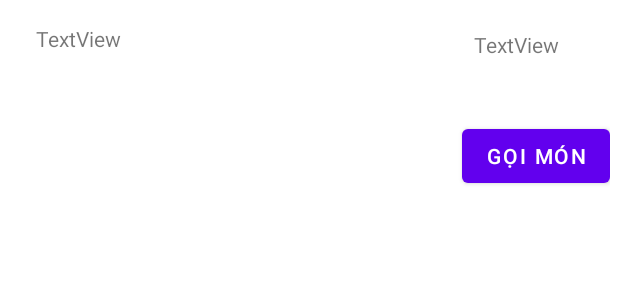
After one commit to VinhPham2412/SmartOrder, an Android app: the layout booked_history.xml on its own in the app's theme, with its tools: preview values and no code run, on a phone screen of 412 x 824 dp. The commit adds this screen. Shown: the top 300 px of the screen. Run offline under Robolectric (Android 15) with nearby library versions, the phone set to English and light mode, and no system bars.

Commit message:
add history booking 0.1

```diff
--- a/app/src/main/java/com/example/su21g3project/GetBuffetActivity.java
+++ b/app/src/main/java/com/example/su21g3project/GetBuffetActivity.java
@@ -39,18 +39,16 @@ public class GetBuffetActivity extends AppCompatActivity {
         buffetAdapter=new BuffetAdapter(this,list);
         recyclerView.setAdapter(buffetAdapter);
         recyclerView.setLayoutManager(new LinearLayoutManager(this));
-        btnConfirm.setOnClickListener(new View.OnClickListener() {
-            @Override
-            public void onClick(View v) {
+        btnConfirm.setOnClickListener(v -> {
             if (buffetAdapter.getSelected()!=null){
                 Buffet buffet=buffetAdapter.getSelected();
                 Intent intent =new Intent(GetBuffetActivity.this,OrdersFoodActivity.class);
                 intent.putExtra("buffet",buffet);
+                intent.putExtra("orderId",getIntent().getStringExtra("orderId"));
                 startActivity(intent);
             }
             else{
                 ShowToast("No buffet is choose!");
-                }
             }
         });
         foodList=new ArrayList<>();
--- a/app/src/main/java/model/OrderDetail.java
+++ b/app/src/main/java/model/OrderDetail.java
@@ -56,7 +56,7 @@ public class OrderDetail {
         return isSeen;
     }
 
-    public void setSeen(boolean seen) {
+    public void setISSeen(boolean seen) {
         isSeen = seen;
     }
 
--- a/app/src/main/java/model/ProcessOrder.java
+++ b/app/src/main/java/model/ProcessOrder.java
@@ -53,7 +53,7 @@ public class ProcessOrder {
         this.phone = phone;
     }
 
-    public boolean isVerify() {
+    public boolean getIsVerify() {
         return isVerify;
     }
 
--- /dev/null
+++ b/app/src/main/res/layout/booked_history.xml
@@ -0,0 +1,37 @@
+<?xml version="1.0" encoding="utf-8"?>
+<androidx.constraintlayout.widget.ConstraintLayout xmlns:android="http://schemas.android.com/apk/res/android"
+    xmlns:app="http://schemas.android.com/apk/res-auto"
+    xmlns:tools="http://schemas.android.com/tools"
+    android:layout_width="wrap_content"
+    android:layout_height="wrap_content">
+
+    <TextView
+        android:id="@+id/txtBookedHistory"
+        android:layout_width="wrap_content"
+        android:layout_height="wrap_content"
+        android:layout_marginStart="24dp"
+        android:layout_marginTop="16dp"
+        android:text="TextView"
+        app:layout_constraintStart_toStartOf="parent"
+        app:layout_constraintTop_toTopOf="parent" />
+
+    <Button
+        android:id="@+id/btnGetFood"
+        android:layout_width="wrap_content"
+        android:layout_height="wrap_content"
+        android:layout_marginStart="308dp"
+        android:layout_marginTop="80dp"
+        android:text="@string/goimon"
+        app:layout_constraintStart_toStartOf="parent"
+        app:layout_constraintTop_toTopOf="parent" />
+
+    <TextView
+        android:id="@+id/txtBHStatus"
+        android:layout_width="wrap_content"
+        android:layout_height="wrap_content"
+        android:layout_marginStart="316dp"
+        android:layout_marginTop="20dp"
+        android:text="TextView"
+        app:layout_constraintStart_toStartOf="parent"
+        app:layout_constraintTop_toTopOf="parent" />
+</androidx.constraintlayout.widget.ConstraintLayout>
--- a/app/src/main/res/values/strings.xml
+++ b/app/src/main/res/values/strings.xml
@@ -13,4 +13,5 @@
     <string name="tennguoidat">Tên người đặt</string>
     <string name="ghichu">Ghi chú</string>
     <string name="thongtinkhachhang">Thông tin khách hàng</string>
+    <string name="goimon">Gọi món</string>
 </resources>
```
Also changed, not shown: app/src/main/java/Fragments/HistoryOrderFragment.java (+12 -3 lines), app/src/main/java/adapter/BookedHistoryAdapter.java (added, +87 -0 lines), app/src/main/java/adapter/BuffetAdapter.java (+5 -10 lines), app/src/main/java/adapter/OrderHistoryAdapter.java (added, +45 -0 lines), app/src/main/java/com/example/su21g3project/AccountActivity.java (+48 -1 lines), app/src/main/java/com/example/su21g3project/CommunicationCustomer.java (+4 -10 lines), app/src/main/java/com/example/su21g3project/MainActivity.java (+7 -31 lines), app/src/main/java/com/example/su21g3project/OrdersFoodActivity.java (+2 -8 lines), app/src/main/res/layout/activity_account.xml (+29 -15 lines), app/src/main/res/layout/order_history.xml (added, +38 -0 lines). Lines whose indentation alone changed are shown as unchanged.
